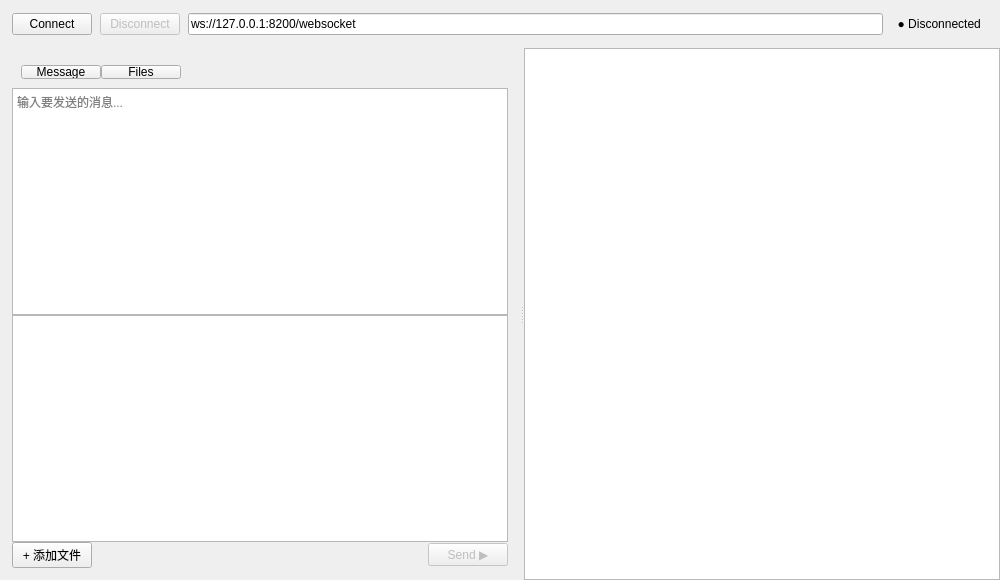
Above: Sources/Froms/WebSocketPage.ui from FixLater/image-text before the change. Below: the same form after it.
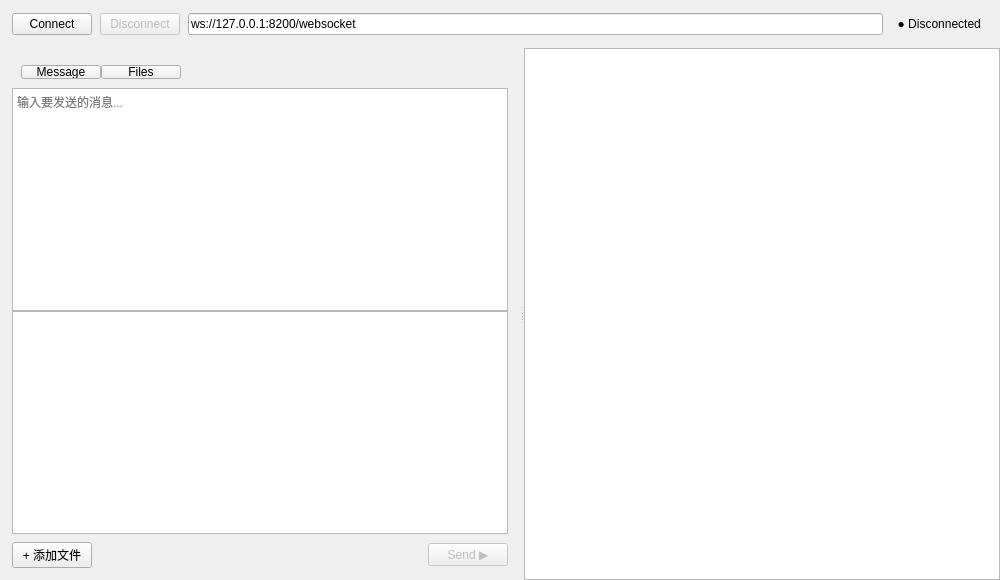
That is the form after the change.

```diff
--- a/Sources/Froms/WebSocketPage.ui
+++ b/Sources/Froms/WebSocketPage.ui
@@ -109,7 +109,7 @@
            <item>
             <layout class="QHBoxLayout" name="sendRowLayout">
              <property name="spacing"><number>8</number></property>
-           <property name="topMargin"><number>0</number></property>
+            <property name="topMargin"><number>8</number></property>
              <item>
               <widget class="QPushButton" name="selectFile">
                <property name="text"><string>+ 添加文件</string></property>
```
